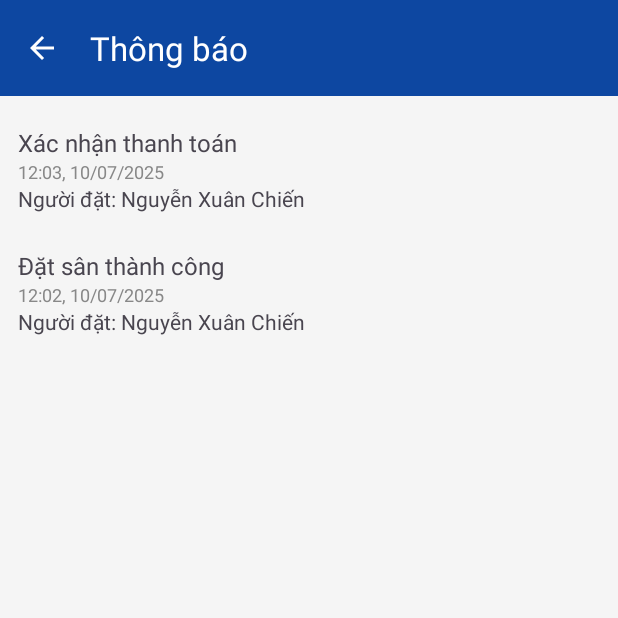
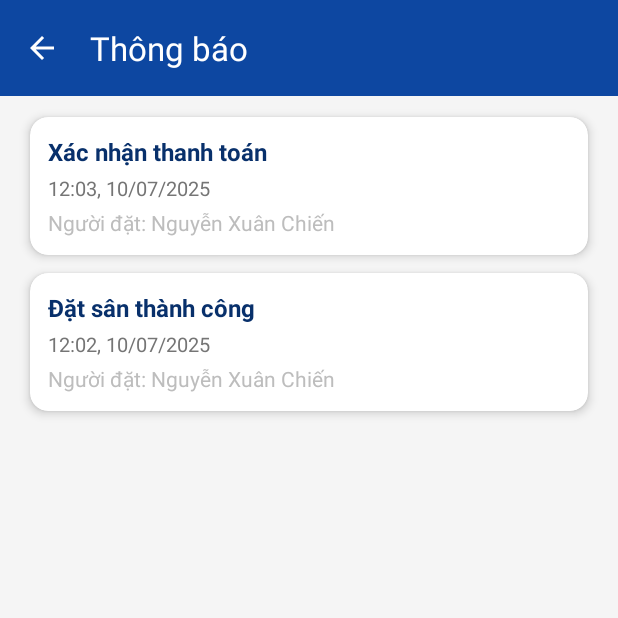
Before and after one commit to jacksonnico/PRM392_GR5, an Android app: the ManagePitchActivity screen opened directly, with no data from a screen before it, item 4 of the bottom bar chosen, on a phone screen of 412 x 824 dp, the top half of it. Run offline under Robolectric (Android 15) with nearby library versions, the phone set to English and light mode, and no system bars; pictures from the network do not load.

Commit message:
fix Ui noti

```diff
--- a/app/src/main/java/com/example/prm392_gr5/Data/model/Notification.java
+++ b/app/src/main/java/com/example/prm392_gr5/Data/model/Notification.java
@@ -6,7 +6,8 @@ public class Notification {
     private String time;
     private int receiverId;
     private String receiverRole;
-    private String userName; // 👈 Thêm field này
+    private String userName; // Cho Owner xem người gửi
+    private boolean isRead; // 👈 Trạng thái đã đọc
 
     public Notification(int id, String content, String time, int receiverId, String receiverRole) {
         this.id = id;
@@ -16,18 +17,16 @@ public class Notification {
         this.receiverRole = receiverRole;
     }
 
-    // Getter và Setter cho userName
-    public String getUserName() {
-        return userName;
-    }
-
-    public void setUserName(String userName) {
-        this.userName = userName;
-    }
-
+    // Getters & Setters
     public int getId() { return id; }
     public String getContent() { return content; }
     public String getTime() { return time; }
     public int getReceiverId() { return receiverId; }
     public String getReceiverRole() { return receiverRole; }
+
+    public String getUserName() { return userName; }
+    public void setUserName(String userName) { this.userName = userName; }
+
+    public boolean isRead() { return isRead; }
+    public void setRead(boolean read) { isRead = read; }
 }
--- a/app/src/main/java/com/example/prm392_gr5/Data/repository/NotificationManagerRepository.java
+++ b/app/src/main/java/com/example/prm392_gr5/Data/repository/NotificationManagerRepository.java
@@ -18,6 +18,7 @@ public class NotificationManagerRepository {
         dbHelper = new DatabaseHelper(context);
     }
 
+    // Thêm thông báo mới
     public void addNotification(String message, String dateTime, int receiverId, String receiverType) {
         SQLiteDatabase db = dbHelper.getWritableDatabase();
         try {
@@ -26,29 +27,31 @@ public class NotificationManagerRepository {
             values.put("dateTime", dateTime);
             values.put("receiverId", receiverId);
             values.put("receiverType", receiverType);
+            values.put("isRead", 0); // 👈 Mặc định chưa đọc
             db.insert(DatabaseHelper.TBL_NOTIFICATIONS, null, values);
-        } catch (Exception e) {
-            e.printStackTrace();
         } finally {
             db.close();
         }
     }
 
+    // Lấy danh sách thông báo của User
     public List<Notification> getNotifications(int receiverId, String receiverType) {
         SQLiteDatabase db = dbHelper.getReadableDatabase();
         Cursor cursor = null;
         List<Notification> list = new ArrayList<>();
         try {
-            cursor = db.rawQuery("SELECT * FROM " + DatabaseHelper.TBL_NOTIFICATIONS + " WHERE receiverId = ? AND receiverType = ? ORDER BY id DESC",
+            cursor = db.rawQuery("SELECT * FROM " + DatabaseHelper.TBL_NOTIFICATIONS +
+                            " WHERE receiverId = ? AND receiverType = ? ORDER BY id DESC",
                     new String[]{String.valueOf(receiverId), receiverType});
             while (cursor.moveToNext()) {
-                int id = cursor.getInt(0);
-                String msg = cursor.getString(1);
-                String time = cursor.getString(2);
-                list.add(new Notification(id, msg, time, receiverId, receiverType));
+                int id = cursor.getInt(cursor.getColumnIndexOrThrow("id"));
+                String msg = cursor.getString(cursor.getColumnIndexOrThrow("message"));
+                String time = cursor.getString(cursor.getColumnIndexOrThrow("dateTime"));
+                int isRead = cursor.getInt(cursor.getColumnIndexOrThrow("isRead"));
+                Notification notification = new Notification(id, msg, time, receiverId, receiverType);
+                notification.setRead(isRead == 1);
+                list.add(notification);
             }
-        } catch (Exception e) {
-            e.printStackTrace();
         } finally {
             if (cursor != null) cursor.close();
             db.close();
@@ -56,13 +59,14 @@ public class NotificationManagerRepository {
         return list;
     }
 
+    // Lấy danh sách thông báo Owner
     public List<Notification> getNotificationsForOwner() {
         SQLiteDatabase db = dbHelper.getReadableDatabase();
         Cursor cursor = null;
         List<Notification> list = new ArrayList<>();
         try {
-            String query = "SELECT n.*, u.fullName AS userName FROM " + DatabaseHelper.TBL_NOTIFICATIONS + " n " +
-                    "JOIN " + DatabaseHelper.TBL_USERS + " u ON n.receiverId = u.id " +
+            String query = "SELECT n.*, u.fullName AS userName FROM " + DatabaseHelper.TBL_NOTIFICATIONS +
+                    " n JOIN " + DatabaseHelper.TBL_USERS + " u ON n.receiverId = u.id " +
                     "WHERE n.receiverType = 'user' ORDER BY n.id DESC";
             cursor = db.rawQuery(query, null);
             while (cursor.moveToNext()) {
@@ -70,16 +74,50 @@ public class NotificationManagerRepository {
                 String message = cursor.getString(cursor.getColumnIndexOrThrow("message"));
                 String dateTime = cursor.getString(cursor.getColumnIndexOrThrow("dateTime"));
                 String userName = cursor.getString(cursor.getColumnIndexOrThrow("userName"));
+                int isRead = cursor.getInt(cursor.getColumnIndexOrThrow("isRead"));
+
                 Notification notification = new Notification(id, message, dateTime, 0, "user");
                 notification.setUserName(userName);
+                notification.setRead(isRead == 1);
                 list.add(notification);
             }
-        } catch (Exception e) {
-            e.printStackTrace();
         } finally {
             if (cursor != null) cursor.close();
             db.close();
         }
         return list;
     }
+
+    // Đếm số thông báo chưa đọc
+    public int getUnreadCount(int receiverId, String receiverType) {
+        SQLiteDatabase db = dbHelper.getReadableDatabase();
+        Cursor cursor = null;
+        int count = 0;
+        try {
+            cursor = db.rawQuery("SELECT COUNT(*) FROM " + DatabaseHelper.TBL_NOTIFICATIONS +
+                            " WHERE receiverId = ? AND receiverType = ? AND isRead = 0",
+                    new String[]{String.valueOf(receiverId), receiverType});
+            if (cursor.moveToFirst()) {
+                count = cursor.getInt(0);
+            }
+        } finally {
+            if (cursor != null) cursor.close();
+            db.close();
+        }
+        return count;
+    }
+
+    // Đánh dấu tất cả thông báo đã đọc
+    public void markAllAsRead(int receiverId, String receiverType) {
+        SQLiteDatabase db = dbHelper.getWritableDatabase();
+        try {
+            ContentValues values = new ContentValues();
+            values.put("isRead", 1);
+            db.update(DatabaseHelper.TBL_NOTIFICATIONS, values,
+                    "receiverId = ? AND receiverType = ?",
+                    new String[]{String.valueOf(receiverId), receiverType});
+        } finally {
+            db.close();
+        }
+    }
 }
--- a/app/src/main/java/com/example/prm392_gr5/Ui/owner/ManagePitchActivity.java
+++ b/app/src/main/java/com/example/prm392_gr5/Ui/owner/ManagePitchActivity.java
@@ -6,7 +6,6 @@ import android.view.MenuItem;
 import android.view.View;
 import android.widget.Button;
 import android.widget.TextView;
-import android.widget.Toast;
 
 import androidx.annotation.NonNull;
 import androidx.appcompat.app.AppCompatActivity;
@@ -14,10 +13,16 @@ import androidx.recyclerview.widget.LinearLayoutManager;
 import androidx.recyclerview.widget.RecyclerView;
 
 import com.example.prm392_gr5.Data.model.Pitch;
+import com.example.prm392_gr5.Data.repository.NotificationManagerRepository;
 import com.example.prm392_gr5.Data.repository.PitchRepository;
 import com.example.prm392_gr5.R;
 import com.example.prm392_gr5.Ui.auth.AccountActivity;
+import com.example.prm392_gr5.Ui.owner.AddPitchActivity;
+import com.example.prm392_gr5.Ui.owner.OwnerDashboardActivity;
+import com.example.prm392_gr5.Ui.owner.OwnerNotificationActivity;
+import com.example.prm392_gr5.Ui.owner.PitchScheduleActivity;
 import com.example.prm392_gr5.Ui.user.NotificationActivity;
+import com.google.android.material.badge.BadgeDrawable;
 import com.google.android.material.bottomnavigation.BottomNavigationView;
 
 import java.util.ArrayList;
@@ -26,6 +31,7 @@ import java.util.List;
 public class ManagePitchActivity extends AppCompatActivity {
 
     private PitchRepository pitchRepository;
+    private NotificationManagerRepository notificationRepository;
     private RecyclerView recyclerView;
     private com.example.prm392_gr5.Ui.owner.adapter.PitchAdapter adapter;
     private List<Pitch> pitchList;
@@ -40,7 +46,8 @@ public class ManagePitchActivity extends AppCompatActivity {
         setContentView(R.layout.activity_manage_pitch);
 
         pitchRepository = new PitchRepository(this);
-        ownerId = 2;  // Bạn có thể lấy ownerId từ SharedPreferences nếu muốn
+        notificationRepository = new NotificationManagerRepository(this);
+        ownerId = 2;  // Lấy ownerId từ SharedPreferences nếu cần
 
         initViews();
         setupBottomNavigation();
@@ -81,25 +88,27 @@ public class ManagePitchActivity extends AppCompatActivity {
     private void setupBottomNavigation() {
         bottomNavigationView.setSelectedItemId(R.id.nav_pitches);
 
+        // Cập nhật badge số thông báo
+        updateNotificationBadge();
+
         bottomNavigationView.setOnNavigationItemSelectedListener(new BottomNavigationView.OnNavigationItemSelectedListener() {
             @Override
             public boolean onNavigationItemSelected(@NonNull MenuItem item) {
-                Intent intent = null; // 👈 Chỉ khai báo 1 lần ở đây
+                Intent intent = null;
 
                 int itemId = item.getItemId();
 
                 if (itemId == R.id.nav_pitches) {
-
                     return true;
-
                 } else if (itemId == R.id.nav_dashboard) {
                     intent = new Intent(ManagePitchActivity.this, OwnerDashboardActivity.class);
-
                 } else if (itemId == R.id.nav_schedule) {
                     intent = new Intent(ManagePitchActivity.this, PitchScheduleActivity.class);
-
                 } else if (itemId == R.id.nav_notifications) {
-                    intent = new Intent(ManagePitchActivity.this, OwnerNotificationActivity.class); // 👈 mở màn Owner Notification
+                    intent = new Intent(ManagePitchActivity.this, OwnerNotificationActivity.class);
+                    // Khi mở notifications => đánh dấu đã đọc
+                    notificationRepository.markAllAsRead(ownerId, "owner");
+                    clearNotificationBadge();
                 } else if (itemId == R.id.nav_account) {
                     intent = new Intent(ManagePitchActivity.this, AccountActivity.class);
                 }
@@ -116,12 +125,26 @@ public class ManagePitchActivity extends AppCompatActivity {
         });
     }
 
+    private void updateNotificationBadge() {
+        int unreadCount = notificationRepository.getUnreadCount(ownerId, "owner");
+        if (unreadCount > 0) {
+            BadgeDrawable badge = bottomNavigationView.getOrCreateBadge(R.id.nav_notifications);
+            badge.setVisible(true);
+            badge.setNumber(unreadCount);
+        } else {
+            clearNotificationBadge();
+        }
+    }
 
+    private void clearNotificationBadge() {
+        bottomNavigationView.removeBadge(R.id.nav_notifications);
+    }
 
     @Override
     protected void onResume() {
         super.onResume();
         loadPitches();
+        updateNotificationBadge();
         bottomNavigationView.setSelectedItemId(R.id.nav_pitches);
     }
 }
--- a/app/src/main/java/com/example/prm392_gr5/Ui/owner/OwnerNotificationActivity.java
+++ b/app/src/main/java/com/example/prm392_gr5/Ui/owner/OwnerNotificationActivity.java
@@ -2,11 +2,11 @@ package com.example.prm392_gr5.Ui.owner;
 
 import android.os.Bundle;
 import androidx.appcompat.app.AppCompatActivity;
+import androidx.appcompat.widget.Toolbar;
 import androidx.recyclerview.widget.LinearLayoutManager;
 import androidx.recyclerview.widget.RecyclerView;
 
 import com.example.prm392_gr5.Data.adapter.OwnerNotificationAdapter;
-import com.example.prm392_gr5.Data.db.DatabaseHelper;
 import com.example.prm392_gr5.Data.model.Notification;
 import com.example.prm392_gr5.Data.repository.NotificationManagerRepository;
 import com.example.prm392_gr5.R;
@@ -21,17 +21,30 @@ public class OwnerNotificationActivity extends AppCompatActivity {
     @Override
     protected void onCreate(Bundle savedInstanceState) {
         super.onCreate(savedInstanceState);
-        setContentView(R.layout.activity_notification); // Dùng chung layout với user
+        setContentView(R.layout.activity_notification);
+
+        // Setup Toolbar và xử lý nút back
+        Toolbar toolbar = findViewById(R.id.toolbar);
+        setSupportActionBar(toolbar);
+        if (getSupportActionBar() != null) {
+            getSupportActionBar().setDisplayHomeAsUpEnabled(true);
+            getSupportActionBar().setDisplayShowHomeEnabled(true);
+        }
+        toolbar.setNavigationOnClickListener(v -> {
+            finish();
+            overridePendingTransition(android.R.anim.slide_in_left, android.R.anim.slide_out_right);
+        });
 
         recyclerView = findViewById(R.id.rvNotifications);
-        notificationRepo = new NotificationManagerRepository(this); // Khởi tạo repository với Context
+        notificationRepo = new NotificationManagerRepository(this);
 
-        // Lấy danh sách thông báo của owner
-        List<Notification> ownerNotifications = notificationRepo.getNotificationsForOwner(); // Sử dụng repository
-
-        // Adapter riêng cho owner
+        // Load danh sách thông báo của owner
+        List<Notification> ownerNotifications = notificationRepo.getNotificationsForOwner();
         adapter = new OwnerNotificationAdapter(ownerNotifications);
         recyclerView.setLayoutManager(new LinearLayoutManager(this));
         recyclerView.setAdapter(adapter);
+
+        // Đánh dấu tất cả đã đọc
+        notificationRepo.markAllAsRead(0, "user"); // 👈 Owner đọc tất cả thông báo của user
     }
 }
--- /dev/null
+++ b/app/src/main/res/drawable/ic_badge_background.xml
@@ -0,0 +1,4 @@
+<shape xmlns:android="http://schemas.android.com/apk/res/android"
+    android:shape="oval">
+    <solid android:color="@android:color/holo_red_dark"/>
+</shape>
--- a/app/src/main/res/layout/activity_notification.xml
+++ b/app/src/main/res/layout/activity_notification.xml
@@ -1,17 +1,15 @@
-<!-- res/layout/activity_notification.xml -->
 <LinearLayout xmlns:android="http://schemas.android.com/apk/res/android"
     xmlns:app="http://schemas.android.com/apk/res-auto"
     android:orientation="vertical"
     android:layout_width="match_parent"
     android:layout_height="match_parent"
-    android:background="@color/background_color">
+    android:background="@color/background_light">
 
-    <!-- Header với title và action buttons -->
+    <!-- Header với Toolbar -->
     <com.google.android.material.appbar.AppBarLayout
         android:layout_width="match_parent"
         android:layout_height="wrap_content"
-        android:elevation="4dp"
-        app:elevation="4dp">
+        android:elevation="4dp">
 
         <androidx.appcompat.widget.Toolbar
             android:id="@+id/toolbar"
@@ -20,47 +18,36 @@
             android:background="@color/colorPrimary"
             app:title="Thông báo"
             app:titleTextColor="@android:color/white"
-            app:navigationIcon="@drawable/ic_arrow_back_white">
-
-
-
-        </androidx.appcompat.widget.Toolbar>
-
+            app:navigationIcon="@drawable/ic_arrow_back_white" />
     </com.google.android.material.appbar.AppBarLayout>
 
-
-
-    <!-- Content area -->
+    <!-- Nội dung -->
     <FrameLayout
         android:layout_width="match_parent"
-        android:layout_height="match_parent"
-        android:background="@color/background_color">
+        android:layout_height="match_parent">
 
-        <!-- RecyclerView for notifications -->
+        <!-- RecyclerView -->
         <androidx.recyclerview.widget.RecyclerView
             android:id="@+id/rvNotifications"
             android:layout_width="match_parent"
             android:layout_height="match_parent"
-            android:paddingTop="8dp"
-            android:paddingBottom="8dp"
-            android:clipToPadding="false"
-            android:scrollbars="vertical"
-            android:scrollbarStyle="outsideOverlay"
-            android:overScrollMode="ifContentScrolls" />
+            android:paddingVertical="8dp"
+            android:paddingHorizontal="4dp"
+            android:clipToPadding="false" />
 
-        <!-- Empty state -->
+        <!-- Empty State -->
         <LinearLayout
             android:id="@+id/emptyStateLayout"
-            android:layout_width="wrap_content"
+            android:layout_width="match_parent"
             android:layout_height="wrap_content"
             android:layout_gravity="center"
             android:orientation="vertical"
-            android:visibility="gone"
-            android:gravity="center">
+            android:gravity="center"
+            android:visibility="gone">
 
             <ImageView
-                android:layout_width="80dp"
-                android:layout_height="80dp"
+                android:layout_width="100dp"
+                android:layout_height="100dp"
                 android:src="@drawable/ic_notifications_empty"
                 android:layout_marginBottom="16dp"
                 app:tint="@color/text_hint" />
@@ -69,21 +56,20 @@
                 android:layout_width="wrap_content"
                 android:layout_height="wrap_content"
                 android:text="Không có thông báo nào"
-                android:textSize="18sp"
+                android:textSize="20sp"
                 android:textColor="@color/text_secondary"
-                android:textStyle="bold"
-                android:layout_marginBottom="8dp" />
+                android:textStyle="bold" />
 
             <TextView
                 android:layout_width="wrap_content"
                 android:layout_height="wrap_content"
-                android:text="Thông báo sẽ xuất hiện tại đây"
+                android:text="Bạn sẽ thấy thông báo mới tại đây"
                 android:textSize="14sp"
-                android:textColor="@color/text_hint" />
-
+                android:textColor="@color/text_hint"
+                android:layout_marginTop="4dp" />
         </LinearLayout>
 
-        <!-- Loading indicator -->
+        <!-- Loading -->
         <ProgressBar
             android:id="@+id/progressBar"
             android:layout_width="wrap_content"
@@ -93,7 +79,7 @@
 
     </FrameLayout>
 
-    <!-- Floating Action Button for new notification/refresh -->
+    <!-- Nút Refresh -->
     <com.google.android.material.floatingactionbutton.FloatingActionButton
         android:id="@+id/fabRefresh"
         android:layout_width="wrap_content"
@@ -102,8 +88,5 @@
         android:layout_margin="16dp"
         android:src="@drawable/ic_refresh"
         app:tint="@android:color/white"
-        app:backgroundTint="@color/colorPrimary"
-        app:elevation="6dp"
-        app:pressedTranslationZ="12dp" />
-
+        app:backgroundTint="@color/colorPrimary" />
 </LinearLayout>
--- a/app/src/main/res/layout/item_notification.xml
+++ b/app/src/main/res/layout/item_notification.xml
@@ -1,21 +1,34 @@
-<LinearLayout xmlns:android="http://schemas.android.com/apk/res/android"
-    android:padding="12dp"
+<androidx.cardview.widget.CardView xmlns:android="http://schemas.android.com/apk/res/android"
+    xmlns:card_view="http://schemas.android.com/apk/res-auto"
     android:layout_width="match_parent"
     android:layout_height="wrap_content"
+    android:layout_marginHorizontal="16dp"
+    android:layout_marginVertical="6dp"
+    card_view:cardCornerRadius="12dp"
+    card_view:cardElevation="4dp"
+    android:background="@color/white">
+
+    <LinearLayout
+        android:layout_width="match_parent"
+        android:layout_height="wrap_content"
+        android:padding="12dp"
         android:orientation="vertical">
 
         <TextView
             android:id="@+id/tvContent"
-        android:text="Thông báo"
+            android:text="Thông báo nội dung..."
             android:textSize="16sp"
+            android:textColor="@color/colorPrimaryDark"
+            android:textStyle="bold"
             android:layout_width="wrap_content"
             android:layout_height="wrap_content" />
 
         <TextView
             android:id="@+id/tvTime"
             android:text="10:00 10/07/2025"
-        android:textSize="12sp"
-        android:textColor="#888"
+            android:textSize="13sp"
+            android:textColor="@color/text_secondary"
+            android:layout_marginTop="4dp"
             android:layout_width="wrap_content"
             android:layout_height="wrap_content" />
 
@@ -23,7 +36,11 @@
             android:id="@+id/tvUserName"
             android:text="Người đặt: Nguyễn Văn A"
             android:textSize="14sp"
+            android:textColor="@color/text_hint"
+            android:layout_marginTop="4dp"
             android:layout_width="wrap_content"
             android:layout_height="wrap_content"
             android:visibility="gone" />
+
     </LinearLayout>
+</androidx.cardview.widget.CardView>
```
Also changed, not shown: app/src/main/java/com/example/prm392_gr5/Data/db/DatabaseHelper.java (+11 -48 lines), app/src/main/java/com/example/prm392_gr5/Ui/auth/HomeActivity.java (+44 -43 lines), app/src/main/java/com/example/prm392_gr5/Ui/user/NotificationActivity.java (+19 -3 lines), app/src/main/res/layout/activity_home.xml (+44 -13 lines), app/src/main/res/layout/badge_bell.xml (added, +24 -0 lines), app/src/main/res/layout/badge_notification.xml (added, +27 -0 lines). Lines whose indentation alone changed are shown as unchanged.
